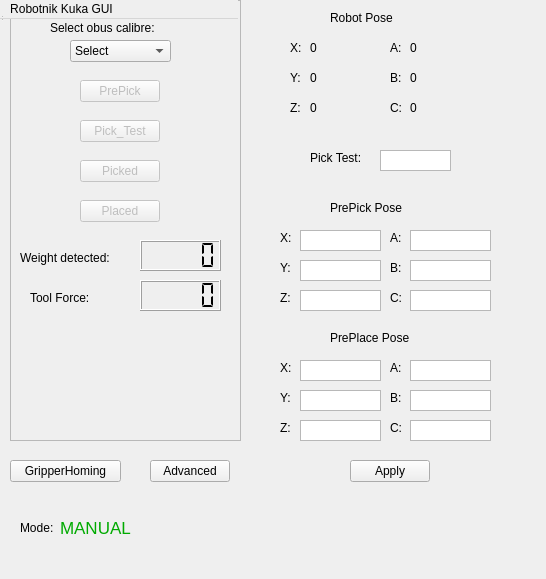
Before: the Qt Designer form resource/RqtKuka.ui in asoriano1/rqt_kuka, drawn with Qt 5.
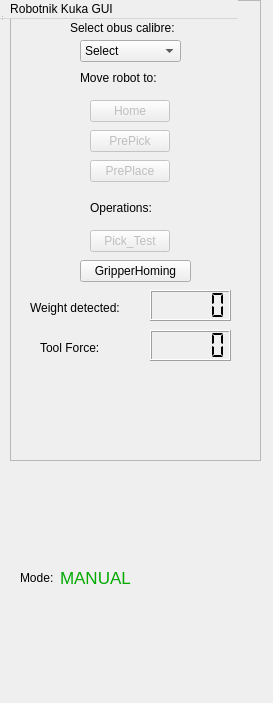
After: the same form once the commit is applied. Icons and pictures are not drawn.

What changed in the file:
```diff
--- a/resource/RqtKuka.ui
+++ b/resource/RqtKuka.ui
@@ -6,8 +6,8 @@
    <rect>
     <x>0</x>
     <y>0</y>
-    <width>546</width>
-    <height>579</height>
+    <width>273</width>
+    <height>703</height>
    </rect>
   </property>
   <property name="windowTitle">
@@ -18,8 +18,8 @@
     <rect>
      <x>0</x>
      <y>0</y>
-     <width>241</width>
-     <height>451</height>
+     <width>271</width>
+     <height>471</height>
     </rect>
    </property>
    <widget class="QFrame" name="frame">
@@ -27,8 +27,8 @@
      <rect>
       <x>10</x>
       <y>0</y>
-      <width>231</width>
-      <height>441</height>
+      <width>251</width>
+      <height>461</height>
      </rect>
     </property>
     <property name="frameShape">
@@ -40,8 +40,8 @@
     <widget class="QLabel" name="label">
      <property name="geometry">
       <rect>
-       <x>10</x>
-       <y>340</y>
+       <x>20</x>
+       <y>370</y>
        <width>211</width>
        <height>81</height>
       </rect>
@@ -59,7 +59,7 @@
     <widget class="QComboBox" name="calibre_comboBox">
      <property name="geometry">
       <rect>
-       <x>60</x>
+       <x>70</x>
        <y>40</y>
        <width>101</width>
        <height>22</height>
@@ -97,7 +97,7 @@
     <widget class="QLabel" name="Select_obus_label">
      <property name="geometry">
       <rect>
-       <x>40</x>
+       <x>60</x>
        <y>20</y>
        <width>121</width>
        <height>16</height>
@@ -110,8 +110,8 @@
     <widget class="QLabel" name="weight_label">
      <property name="geometry">
       <rect>
-       <x>10</x>
-       <y>250</y>
+       <x>20</x>
+       <y>300</y>
        <width>111</width>
        <height>16</height>
       </rect>
@@ -123,8 +123,8 @@
     <widget class="QLabel" name="tool_force_label">
      <property name="geometry">
       <rect>
-       <x>20</x>
-       <y>290</y>
+       <x>30</x>
+       <y>340</y>
        <width>111</width>
        <height>16</height>
       </rect>
@@ -136,8 +136,8 @@
     <widget class="QLCDNumber" name="tool_force_lcdNumber">
      <property name="geometry">
       <rect>
-       <x>130</x>
-       <y>280</y>
+       <x>140</x>
+       <y>330</y>
        <width>81</width>
        <height>31</height>
       </rect>
@@ -152,8 +152,8 @@
      </property>
      <property name="geometry">
       <rect>
-       <x>70</x>
-       <y>80</y>
+       <x>80</x>
+       <y>130</y>
        <width>80</width>
        <height>22</height>
       </rect>
@@ -168,8 +168,8 @@
      </property>
      <property name="geometry">
       <rect>
-       <x>70</x>
-       <y>120</y>
+       <x>80</x>
+       <y>230</y>
        <width>80</width>
        <height>22</height>
       </rect>
@@ -184,14 +184,14 @@
      </property>
      <property name="geometry">
       <rect>
-       <x>70</x>
+       <x>80</x>
        <y>160</y>
        <width>80</width>
        <height>22</height>
       </rect>
      </property>
      <property name="text">
-      <string>Picked</string>
+      <string>PrePlace</string>
      </property>
     </widget>
     <widget class="QPushButton" name="Placed_Button">
@@ -200,21 +200,21 @@
      </property>
      <property name="geometry">
       <rect>
-       <x>70</x>
-       <y>200</y>
+       <x>80</x>
+       <y>100</y>
        <width>80</width>
        <height>22</height>
       </rect>
      </property>
      <property name="text">
-      <string>Placed</string>
+      <string>Home</string>
      </property>
     </widget>
     <widget class="QLCDNumber" name="weight_lcdNumber">
      <property name="geometry">
       <rect>
-       <x>130</x>
-       <y>240</y>
+       <x>140</x>
+       <y>290</y>
        <width>81</width>
        <height>31</height>
       </rect>
@@ -226,6 +226,32 @@
       <enum>QLCDNumber::Flat</enum>
      </property>
     </widget>
+    <widget class="QLabel" name="Gotolabel">
+     <property name="geometry">
+      <rect>
+       <x>70</x>
+       <y>70</y>
+       <width>91</width>
+       <height>16</height>
+      </rect>
+     </property>
+     <property name="text">
+      <string>Move robot to:</string>
+     </property>
+    </widget>
+    <widget class="QLabel" name="Gotolabel_2">
+     <property name="geometry">
+      <rect>
+       <x>80</x>
+       <y>200</y>
+       <width>91</width>
+       <height>16</height>
+      </rect>
+     </property>
+     <property name="text">
+      <string>Operations:</string>
+     </property>
+    </widget>
    </widget>
   </widget>
   <widget class="QMenuBar" name="menubar">
@@ -257,8 +283,8 @@
   <widget class="QPushButton" name="Gripper_Homing_Button">
    <property name="geometry">
     <rect>
-     <x>10</x>
-     <y>460</y>
+     <x>80</x>
+     <y>260</y>
      <width>111</width>
      <height>22</height>
     </rect>
@@ -267,570 +293,11 @@
     <string>GripperHoming</string>
    </property>
   </widget>
-  <widget class="QPushButton" name="AdvancedButton">
-   <property name="geometry">
-    <rect>
-     <x>150</x>
-     <y>460</y>
-     <width>80</width>
-     <height>22</height>
-    </rect>
-   </property>
-   <property name="text">
-    <string>Advanced</string>
-   </property>
-  </widget>
-  <widget class="QLabel" name="label_2">
-   <property name="geometry">
-    <rect>
-     <x>290</x>
-     <y>40</y>
-     <width>16</width>
-     <height>16</height>
-    </rect>
-   </property>
-   <property name="text">
-    <string>X:</string>
-   </property>
-  </widget>
-  <widget class="QLabel" name="label_3">
-   <property name="geometry">
-    <rect>
-     <x>290</x>
-     <y>70</y>
-     <width>16</width>
-     <height>16</height>
-    </rect>
-   </property>
-   <property name="text">
-    <string>Y:</string>
-   </property>
-  </widget>
-  <widget class="QLabel" name="label_4">
-   <property name="geometry">
-    <rect>
-     <x>290</x>
-     <y>100</y>
-     <width>16</width>
-     <height>16</height>
-    </rect>
-   </property>
-   <property name="text">
-    <string>Z:</string>
-   </property>
-  </widget>
-  <widget class="QLabel" name="label_5">
-   <property name="geometry">
-    <rect>
-     <x>330</x>
-     <y>10</y>
-     <width>81</width>
-     <height>16</height>
-    </rect>
-   </property>
-   <property name="text">
-    <string>Robot Pose</string>
-   </property>
-  </widget>
-  <widget class="QLabel" name="label_6">
-   <property name="geometry">
-    <rect>
-     <x>390</x>
-     <y>40</y>
-     <width>16</width>
-     <height>16</height>
-    </rect>
-   </property>
-   <property name="text">
-    <string>A:</string>
-   </property>
-  </widget>
-  <widget class="QLabel" name="label_7">
-   <property name="geometry">
-    <rect>
-     <x>390</x>
-     <y>70</y>
-     <width>16</width>
-     <height>16</height>
-    </rect>
-   </property>
-   <property name="text">
-    <string>B:</string>
-   </property>
-  </widget>
-  <widget class="QLabel" name="label_8">
-   <property name="geometry">
-    <rect>
-     <x>390</x>
-     <y>100</y>
-     <width>16</width>
-     <height>16</height>
-    </rect>
-   </property>
-   <property name="text">
-    <string>C:</string>
-   </property>
-  </widget>
-  <widget class="QLabel" name="label_9">
-   <property name="geometry">
-    <rect>
-     <x>280</x>
-     <y>290</y>
-     <width>16</width>
-     <height>16</height>
-    </rect>
-   </property>
-   <property name="text">
-    <string>Z:</string>
-   </property>
-  </widget>
-  <widget class="QLabel" name="label_10">
-   <property name="geometry">
-    <rect>
-     <x>390</x>
-     <y>290</y>
-     <width>16</width>
-     <height>16</height>
-    </rect>
-   </property>
-   <property name="text">
-    <string>C:</string>
-   </property>
-  </widget>
-  <widget class="QLabel" name="label_11">
-   <property name="geometry">
-    <rect>
-     <x>280</x>
-     <y>260</y>
-     <width>16</width>
-     <height>16</height>
-    </rect>
-   </property>
-   <property name="text">
-    <string>Y:</string>
-   </property>
-  </widget>
-  <widget class="QTextEdit" name="prepick_x">
-   <property name="geometry">
-    <rect>
-     <x>300</x>
-     <y>230</y>
-     <width>81</width>
-     <height>21</height>
-    </rect>
-   </property>
-   <property name="verticalScrollBarPolicy">
-    <enum>Qt::ScrollBarAlwaysOff</enum>
-   </property>
-   <property name="horizontalScrollBarPolicy">
-    <enum>Qt::ScrollBarAlwaysOff</enum>
-   </property>
-   <property name="readOnly">
-    <bool>false</bool>
-   </property>
-  </widget>
-  <widget class="QLabel" name="label_12">
-   <property name="geometry">
-    <rect>
-     <x>390</x>
-     <y>260</y>
-     <width>16</width>
-     <height>16</height>
-    </rect>
-   </property>
-   <property name="text">
-    <string>B:</string>
-   </property>
-  </widget>
-  <widget class="QTextEdit" name="prepick_b">
-   <property name="geometry">
-    <rect>
-     <x>410</x>
-     <y>260</y>
-     <width>81</width>
-     <height>21</height>
-    </rect>
-   </property>
-   <property name="verticalScrollBarPolicy">
-    <enum>Qt::ScrollBarAlwaysOff</enum>
-   </property>
-   <property name="horizontalScrollBarPolicy">
-    <enum>Qt::ScrollBarAlwaysOff</enum>
-   </property>
-   <property name="readOnly">
-    <bool>false</bool>
-   </property>
-  </widget>
-  <widget class="QTextEdit" name="prepick_c">
-   <property name="geometry">
-    <rect>
-     <x>410</x>
-     <y>290</y>
-     <width>81</width>
-     <height>21</height>
-    </rect>
-   </property>
-   <property name="verticalScrollBarPolicy">
-    <enum>Qt::ScrollBarAlwaysOff</enum>
-   </property>
-   <property name="horizontalScrollBarPolicy">
-    <enum>Qt::ScrollBarAlwaysOff</enum>
-   </property>
-   <property name="readOnly">
-    <bool>false</bool>
-   </property>
-  </widget>
-  <widget class="QTextEdit" name="prepick_y">
-   <property name="geometry">
-    <rect>
-     <x>300</x>
-     <y>260</y>
-     <width>81</width>
-     <height>21</height>
-    </rect>
-   </property>
-   <property name="verticalScrollBarPolicy">
-    <enum>Qt::ScrollBarAlwaysOff</enum>
-   </property>
-   <property name="horizontalScrollBarPolicy">
-    <enum>Qt::ScrollBarAlwaysOff</enum>
-   </property>
-   <property name="readOnly">
-    <bool>false</bool>
-   </property>
-  </widget>
-  <widget class="QLabel" name="label_13">
-   <property name="geometry">
-    <rect>
-     <x>280</x>
-     <y>230</y>
-     <width>16</width>
-     <height>16</height>
-    </rect>
-   </property>
-   <property name="text">
-    <string>X:</string>
-   </property>
-  </widget>
-  <widget class="QTextEdit" name="prepick_a">
-   <property name="geometry">
-    <rect>
-     <x>410</x>
-     <y>230</y>
-     <width>81</width>
-     <height>21</height>
-    </rect>
-   </property>
-   <property name="verticalScrollBarPolicy">
-    <enum>Qt::ScrollBarAlwaysOff</enum>
-   </property>
-   <property name="horizontalScrollBarPolicy">
-    <enum>Qt::ScrollBarAlwaysOff</enum>
-   </property>
-   <property name="readOnly">
-    <bool>false</bool>
-   </property>
-  </widget>
-  <widget class="QLabel" name="label_14">
-   <property name="geometry">
-    <rect>
-     <x>330</x>
-     <y>200</y>
-     <width>81</width>
-     <height>16</height>
-    </rect>
-   </property>
-   <property name="text">
-    <string>PrePick Pose</string>
-   </property>
-  </widget>
-  <widget class="QTextEdit" name="prepick_z">
-   <property name="geometry">
-    <rect>
-     <x>300</x>
-     <y>290</y>
-     <width>81</width>
-     <height>21</height>
-    </rect>
-   </property>
-   <property name="verticalScrollBarPolicy">
-    <enum>Qt::ScrollBarAlwaysOff</enum>
-   </property>
-   <property name="horizontalScrollBarPolicy">
-    <enum>Qt::ScrollBarAlwaysOff</enum>
-   </property>
-   <property name="readOnly">
-    <bool>false</bool>
-   </property>
-  </widget>
-  <widget class="QLabel" name="label_15">
-   <property name="geometry">
-    <rect>
-     <x>390</x>
-     <y>230</y>
-     <width>16</width>
-     <height>16</height>
-    </rect>
-   </property>
-   <property name="text">
-    <string>A:</string>
-   </property>
-  </widget>
-  <widget class="QLabel" name="label_16">
-   <property name="geometry">
-    <rect>
-     <x>280</x>
-     <y>420</y>
-     <width>16</width>
-     <height>16</height>
-    </rect>
-   </property>
-   <property name="text">
-    <string>Z:</string>
-   </property>
-  </widget>
-  <widget class="QLabel" name="label_17">
-   <property name="geometry">
-    <rect>
-     <x>390</x>
-     <y>360</y>
-     <width>16</width>
-     <height>16</height>
-    </rect>
-   </property>
-   <property name="text">
-    <string>A:</string>
-   </property>
-  </widget>
-  <widget class="QTextEdit" name="preplace_a">
-   <property name="geometry">
-    <rect>
-     <x>410</x>
-     <y>360</y>
-     <width>81</width>
-     <height>21</height>
-    </rect>
-   </property>
-   <property name="verticalScrollBarPolicy">
-    <enum>Qt::ScrollBarAlwaysOff</enum>
-   </property>
-   <property name="horizontalScrollBarPolicy">
-    <enum>Qt::ScrollBarAlwaysOff</enum>
-   </property>
-   <property name="readOnly">
-    <bool>false</bool>
-   </property>
-  </widget>
-  <widget class="QLabel" name="label_18">
-   <property name="geometry">
-    <rect>
-     <x>280</x>
-     <y>390</y>
-     <width>16</width>
-     <height>16</height>
-    </rect>
-   </property>
-   <property name="text">
-    <string>Y:</string>
-   </property>
-  </widget>
-  <widget class="QTextEdit" name="preplace_b">
-   <property name="geometry">
-    <rect>
-     <x>410</x>
-     <y>390</y>
-     <width>81</width>
-     <height>21</height>
-    </rect>
-   </property>
-   <property name="verticalScrollBarPolicy">
-    <enum>Qt::ScrollBarAlwaysOff</enum>
-   </property>
-   <property name="horizontalScrollBarPolicy">
-    <enum>Qt::ScrollBarAlwaysOff</enum>
-   </property>
-   <property name="readOnly">
-    <bool>false</bool>
-   </property>
-  </widget>
-  <widget class="QTextEdit" name="preplace_y">
-   <property name="geometry">
-    <rect>
-     <x>300</x>
-     <y>390</y>
-     <width>81</width>
-     <height>21</height>
-    </rect>
-   </property>
-   <property name="verticalScrollBarPolicy">
-    <enum>Qt::ScrollBarAlwaysOff</enum>
-   </property>
-   <property name="horizontalScrollBarPolicy">
-    <enum>Qt::ScrollBarAlwaysOff</enum>
-   </property>
-   <property name="readOnly">
-    <bool>false</bool>
-   </property>
-  </widget>
-  <widget class="QTextEdit" name="preplace_z">
-   <property name="geometry">
-    <rect>
-     <x>300</x>
-     <y>420</y>
-     <width>81</width>
-     <height>21</height>
-    </rect>
-   </property>
-   <property name="verticalScrollBarPolicy">
-    <enum>Qt::ScrollBarAlwaysOff</enum>
-   </property>
-   <property name="horizontalScrollBarPolicy">
-    <enum>Qt::ScrollBarAlwaysOff</enum>
-   </property>
-   <property name="readOnly">
-    <bool>false</bool>
-   </property>
-  </widget>
-  <widget class="QLabel" name="label_19">
-   <property name="geometry">
-    <rect>
-     <x>390</x>
-     <y>420</y>
-     <width>16</width>
-     <height>16</height>
-    </rect>
-   </property>
-   <property name="text">
-    <string>C:</string>
-   </property>
-  </widget>
-  <widget class="QTextEdit" name="preplace_x">
-   <property name="geometry">
-    <rect>
-     <x>300</x>
-     <y>360</y>
-     <width>81</width>
-     <height>21</height>
-    </rect>
-   </property>
-   <property name="verticalScrollBarPolicy">
-    <enum>Qt::ScrollBarAlwaysOff</enum>
-   </property>
-   <property name="horizontalScrollBarPolicy">
-    <enum>Qt::ScrollBarAlwaysOff</enum>
-   </property>
-   <property name="readOnly">
-    <bool>false</bool>
-   </property>
-  </widget>
-  <widget class="QLabel" name="label_20">
-   <property name="geometry">
-    <rect>
-     <x>280</x>
-     <y>360</y>
-     <width>16</width>
-     <height>16</height>
-    </rect>
-   </property>
-   <property name="text">
-    <string>X:</string>
-   </property>
-  </widget>
-  <widget class="QTextEdit" name="preplace_c">
-   <property name="geometry">
-    <rect>
-     <x>410</x>
-     <y>420</y>
-     <width>81</width>
-     <height>21</height>
-    </rect>
-   </property>
-   <property name="verticalScrollBarPolicy">
-    <enum>Qt::ScrollBarAlwaysOff</enum>
-   </property>
-   <property name="horizontalScrollBarPolicy">
-    <enum>Qt::ScrollBarAlwaysOff</enum>
-   </property>
-   <property name="readOnly">
-    <bool>false</bool>
-   </property>
-  </widget>
-  <widget class="QLabel" name="label_21">
-   <property name="geometry">
-    <rect>
-     <x>390</x>
-     <y>390</y>
-     <width>16</width>
-     <height>16</height>
-    </rect>
-   </property>
-   <property name="text">
-    <string>B:</string>
-   </property>
-  </widget>
-  <widget class="QLabel" name="label_22">
-   <property name="geometry">
-    <rect>
-     <x>330</x>
-     <y>330</y>
-     <width>91</width>
-     <height>16</height>
-    </rect>
-   </property>
-   <property name="text">
-    <string>PrePlace Pose</string>
-   </property>
-  </widget>
-  <widget class="QLabel" name="label_23">
-   <property name="geometry">
-    <rect>
-     <x>310</x>
-     <y>150</y>
-     <width>81</width>
-     <height>16</height>
-    </rect>
-   </property>
-   <property name="text">
-    <string>Pick Test:</string>
-   </property>
-  </widget>
-  <widget class="QTextEdit" name="textEdit_19">
-   <property name="geometry">
-    <rect>
-     <x>380</x>
-     <y>150</y>
-     <width>71</width>
-     <height>21</height>
-    </rect>
-   </property>
-   <property name="verticalScrollBarPolicy">
-    <enum>Qt::ScrollBarAlwaysOff</enum>
-   </property>
-   <property name="horizontalScrollBarPolicy">
-    <enum>Qt::ScrollBarAlwaysOff</enum>
-   </property>
-   <property name="readOnly">
-    <bool>false</bool>
-   </property>
-  </widget>
-  <widget class="QPushButton" name="Apply_Button">
-   <property name="geometry">
-    <rect>
-     <x>350</x>
-     <y>460</y>
-     <width>80</width>
-     <height>22</height>
-    </rect>
-   </property>
-   <property name="text">
-    <string>Apply</string>
-   </property>
-  </widget>
   <widget class="QLabel" name="label_24">
    <property name="geometry">
     <rect>
      <x>20</x>
-     <y>520</y>
+     <y>570</y>
      <width>41</width>
      <height>16</height>
     </rect>
@@ -843,7 +310,7 @@
    <property name="geometry">
     <rect>
      <x>60</x>
-     <y>520</y>
+     <y>570</y>
      <width>141</width>
      <height>16</height>
     </rect>
@@ -863,89 +330,11 @@
     <string>MANUAL</string>
    </property>
   </widget>
-  <widget class="QLabel" name="robot_pose_x">
-   <property name="geometry">
-    <rect>
-     <x>310</x>
-     <y>40</y>
-     <width>71</width>
-     <height>16</height>
-    </rect>
-   </property>
-   <property name="text">
-    <string>0</string>
-   </property>
-  </widget>
-  <widget class="QLabel" name="robot_pose_y">
-   <property name="geometry">
-    <rect>
-     <x>310</x>
-     <y>70</y>
-     <width>71</width>
-     <height>16</height>
-    </rect>
-   </property>
-   <property name="text">
-    <string>0</string>
-   </property>
-  </widget>
-  <widget class="QLabel" name="robot_pose_z">
-   <property name="geometry">
-    <rect>
-     <x>310</x>
-     <y>100</y>
-     <width>71</width>
-     <height>16</height>
-    </rect>
-   </property>
-   <property name="text">
-    <string>0</string>
-   </property>
-  </widget>
-  <widget class="QLabel" name="robot_pose_a">
-   <property name="geometry">
-    <rect>
-     <x>410</x>
-     <y>40</y>
-     <width>81</width>
-     <height>16</height>
-    </rect>
-   </property>
-   <property name="text">
-    <string>0</string>
-   </property>
-  </widget>
-  <widget class="QLabel" name="robot_pose_b">
-   <property name="geometry">
-    <rect>
-     <x>410</x>
-     <y>70</y>
-     <width>81</width>
-     <height>16</height>
-    </rect>
-   </property>
-   <property name="text">
-    <string>0</string>
-   </property>
-  </widget>
-  <widget class="QLabel" name="robot_pose_c">
-   <property name="geometry">
-    <rect>
-     <x>410</x>
-     <y>100</y>
-     <width>81</width>
-     <height>16</height>
-    </rect>
-   </property>
-   <property name="text">
-    <string>0</string>
-   </property>
-  </widget>
   <widget class="QLabel" name="info_label">
    <property name="geometry">
     <rect>
-     <x>250</x>
-     <y>490</y>
+     <x>10</x>
+     <y>600</y>
      <width>281</width>
      <height>41</height>
     </rect>
@@ -957,8 +346,8 @@
   <widget class="QLabel" name="label_25">
    <property name="geometry">
     <rect>
-     <x>340</x>
-     <y>540</y>
+     <x>20</x>
+     <y>650</y>
      <width>201</width>
      <height>41</height>
     </rect>
```
Left out of the diff: 6 changed lines with no effect on the pictures.
